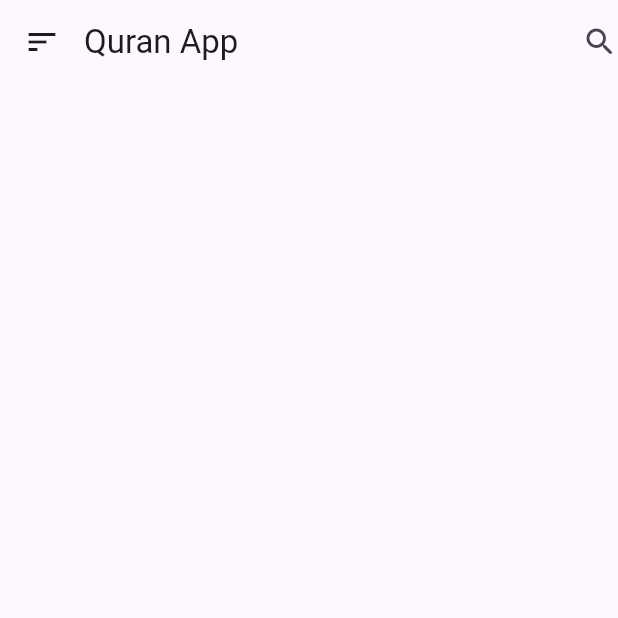
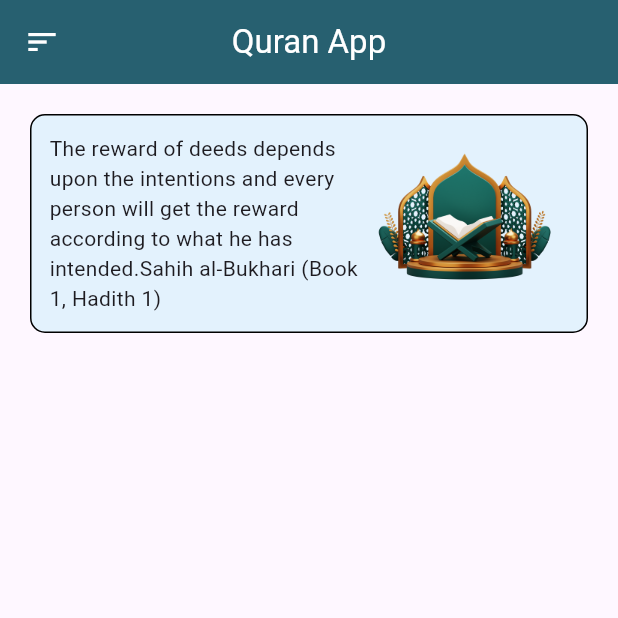
Before and after one commit to alazad214/Al-Quran-App, a Flutter app: the HomeScreen screen opened directly, on a phone screen of 412 x 824 dp, the top half of it. Run offline on Flutter 3.47's test engine with Material 3 defaults, Android fonts, the phone set to English and light mode, and no system bars; our stand-ins replace get.

Commit message:
header box added

```diff
--- a/lib/app/moduls/home/view/home_screen.dart
+++ b/lib/app/moduls/home/view/home_screen.dart
@@ -1,3 +1,6 @@
+import 'package:al_quran_app/app/moduls/home/widget/header_box.dart';
+import 'package:al_quran_app/utils/app_colors.dart';
+import 'package:al_quran_app/utils/app_images.dart';
 import 'package:flutter/material.dart';
 
 class HomeScreen extends StatelessWidget {
@@ -7,13 +10,24 @@ class HomeScreen extends StatelessWidget {
   Widget build(BuildContext context) {
     return Scaffold(
         appBar: AppBar(
-          leading: const Icon(Icons.sort),
-          title: const Text('Quran App'),
-          titleSpacing: 0,
-          actions: const [Icon(Icons.search_rounded)],
+          leading: const Icon(
+            Icons.sort,
+            color: Colors.white,
+          ),
+          title: const Text(
+            'Quran App',
+            style: TextStyle(color: Colors.white),
+          ),
+          centerTitle: true,
+          backgroundColor: AppColor.basecolor,
         ),
-        body: const Column(
-          children: [],
+        body: Padding(
+          padding: const EdgeInsets.all(20.0),
+          child: Column(
+            children: [
+              HeaderBox()
+            ],
+          ),
         ));
   }
 }
--- /dev/null
+++ b/lib/app/moduls/home/widget/header_box.dart
@@ -0,0 +1,35 @@
+import 'package:flutter/material.dart';
+
+import '../../../../utils/app_images.dart';
+
+class HeaderBox extends StatelessWidget {
+  const HeaderBox({super.key});
+
+  @override
+  Widget build(BuildContext context) {
+    return Container(
+      width: double.infinity,
+      padding: const EdgeInsets.all(12.0),
+      decoration: BoxDecoration(
+        color: Colors.blue.shade50,
+        borderRadius: BorderRadius.circular(10.0),
+        border: Border.all(),
+      ),
+      child: Row(
+        children: [
+          const Expanded(
+            flex: 3,
+            child: Text(
+                'The reward of deeds depends upon the intentions and every person will get the reward according to what he has intended.Sahih al-Bukhari (Book 1, Hadith 1)'),
+          ),
+          Expanded(
+              flex: 2,
+              child: Image.asset(
+                AppImage.image,
+                height: 120.0,
+              ))
+        ],
+      ),
+    );
+  }
+}
--- a/lib/app/moduls/splash/view/splash.dart
+++ b/lib/app/moduls/splash/view/splash.dart
@@ -1,3 +1,4 @@
+import 'package:al_quran_app/utils/app_images.dart';
 import 'package:flutter/material.dart';
 import 'package:get/get.dart';
 
@@ -31,7 +32,7 @@ class _SplashScreenState extends State<SplashScreen> {
                 height: screenSize.height / 1,
                 alignment: Alignment.center,
                 child: Image.asset(
-                  'assets/icons/quran.png',
+                  AppImage.image,
                   width: screenSize.width / 5,
                 )),
           ],
--- /dev/null
+++ b/lib/utils/app_colors.dart
@@ -0,0 +1,15 @@
+import 'dart:ui';
+
+class AppColor {
+  static const Color basecolor = Color(0xff276070);
+  static const Color baseColor = Color(0xff008080);
+  static const Color color_4 = Color(0xff276070);
+  static const Color marron_ = Color(0xff4b1f1f);
+  static const Color white_1 = Color(0xffffffff);
+  static const Color green_ = Color(0xff00360b);
+  static const Color denim_ = Color(0xff52869f);
+  static const Color denim_2 = Color(0xff3e5e70);
+  static const Color black_ = Color(0xff000000);
+  static const Color navy_ = Color(0xff244855);
+  static const Color navy2 = Color(0xffd0ff00);
+}
--- /dev/null
+++ b/lib/utils/app_images.dart
@@ -0,0 +1,3 @@
+class AppImage {
+  static const image = 'assets/icons/quranlogo.png';
+}
```
Also changed, not shown: assets/icons/quran.png (deleted), assets/icons/quranlogo.png (added).
